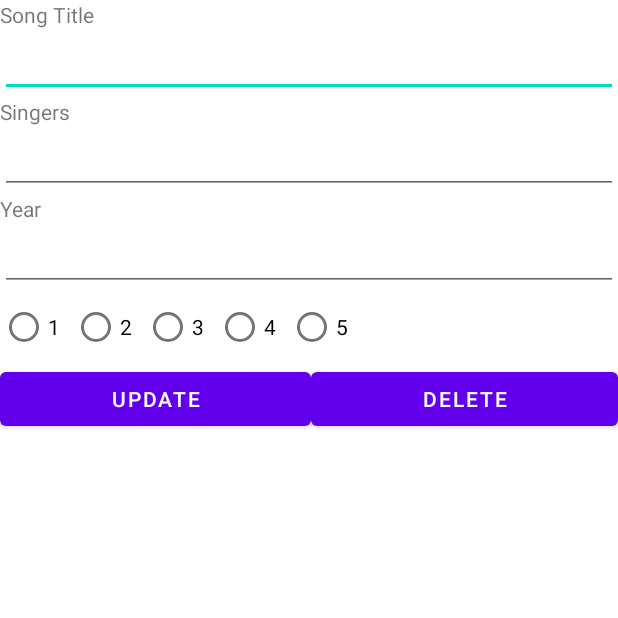
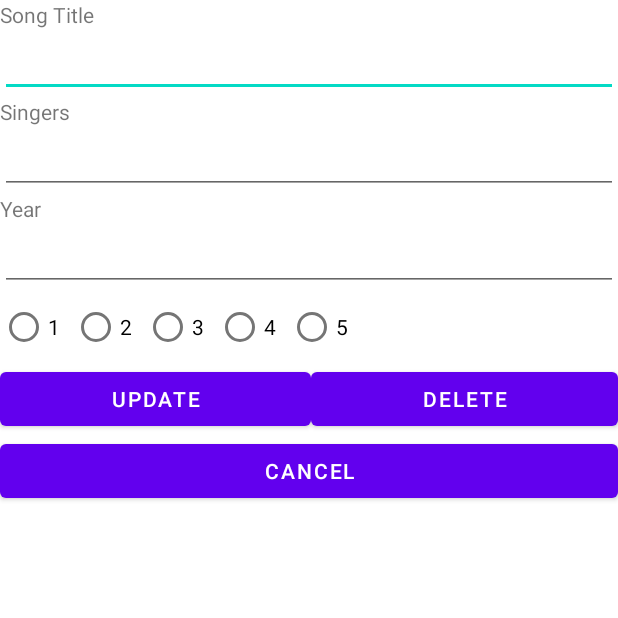
Before and after one commit to 20008460/NDPSongs, an Android app: the ModifySongs screen opened directly, with no data from a screen before it, on a phone screen of 412 x 824 dp, the top half of it. Run offline under Robolectric (Android 15) with nearby library versions, the phone set to English and light mode, and no system bars; 3 statements that could not run were skipped.

Commit message:
Update 2

```diff
--- a/app/src/main/java/sg/edu/rp/c346/id20008460/ndpsongs/DBHelper.java
+++ b/app/src/main/java/sg/edu/rp/c346/id20008460/ndpsongs/DBHelper.java
@@ -12,7 +12,7 @@ import java.util.ArrayList;
 
 public class DBHelper extends SQLiteOpenHelper {
     private static final String DATABASE_NAME = "song.db";
-    private static final int DATABASE_VERSION = 1;
+    private static final int DATABASE_VERSION = 2;
     private static final String TABLE_SONG = "song";
     private static final String COLUMN_ID = "_id";
     private static final String COLUMN_TITLE = "Title";
@@ -140,9 +140,13 @@ public class DBHelper extends SQLiteOpenHelper {
         ArrayList<Song> songs = new ArrayList<Song>();
 
         SQLiteDatabase db = this.getReadableDatabase();
+
+
         String[] columns= {COLUMN_ID, COLUMN_TITLE, COLUMN_SINGERS, COLUMN_YEAR, COLUMN_STAR};
         String condition = COLUMN_YEAR + " Like ?";
         String[] args = { "%" +  keyword + "%"};
+
+
         Cursor cursor = db.query(TABLE_SONG, columns, condition, args,
                 null, null, null, null);
 
--- a/app/src/main/java/sg/edu/rp/c346/id20008460/ndpsongs/MainActivity.java
+++ b/app/src/main/java/sg/edu/rp/c346/id20008460/ndpsongs/MainActivity.java
@@ -9,6 +9,7 @@ import android.widget.Button;
 import android.widget.EditText;
 import android.widget.RadioButton;
 import android.widget.RadioGroup;
+import android.widget.Toast;
 
 import java.util.ArrayList;
 
@@ -49,6 +50,7 @@ public class MainActivity extends AppCompatActivity {
 
                 DBHelper dbh = new DBHelper(MainActivity.this);
                 long inserted_id = dbh.insertSong(title,singer,year, stars);
+                Toast.makeText(MainActivity.this , "Item has been successfully inserted" , Toast.LENGTH_LONG).show();
             }
         });
 
--- a/app/src/main/java/sg/edu/rp/c346/id20008460/ndpsongs/ModifySongs.java
+++ b/app/src/main/java/sg/edu/rp/c346/id20008460/ndpsongs/ModifySongs.java
@@ -14,7 +14,7 @@ import java.util.ArrayList;
 
 public class ModifySongs extends AppCompatActivity {
 
-    Button btnUpdate , btnDelete;
+    Button btnUpdate , btnDelete, btnCancel;
     EditText etTitle, etSinger , etYear;
 
     RadioGroup rgStar;
@@ -28,6 +28,7 @@ public class ModifySongs extends AppCompatActivity {
 
         btnUpdate = findViewById(R.id.btnUpdate);
         btnDelete = findViewById(R.id.btnDelete);
+        btnCancel = findViewById(R.id.buttonCancel);
 
         etTitle = findViewById(R.id.upTitle);
         etSinger = findViewById(R.id.upSingers);
@@ -97,6 +98,15 @@ public class ModifySongs extends AppCompatActivity {
             }
         });
 
+        btnCancel.setOnClickListener(new View.OnClickListener() {
+            @Override
+            public void onClick(View v) {
+                Intent i = new Intent(ModifySongs.this,
+                        ShowSongs.class);
+                startActivity(i);
+            }
+        });
+
     }
 
 }
--- a/app/src/main/res/layout/activity_modify_songs2.xml
+++ b/app/src/main/res/layout/activity_modify_songs2.xml
@@ -84,8 +84,9 @@
     </RadioGroup>
 
     <LinearLayout
+        android:id="@+id/Cance"
         android:layout_width="match_parent"
-        android:layout_height="match_parent"
+        android:layout_height="wrap_content"
         android:orientation="horizontal">
 
         <Button
@@ -104,10 +105,10 @@
     </LinearLayout>
 
     <Button
-        android:id="@+id/button"
+        android:id="@+id/buttonCancel"
         android:layout_width="match_parent"
         android:layout_height="wrap_content"
-        android:text="Button" />
+        android:text="Cancel" />
 
 
 </LinearLayout>
```
